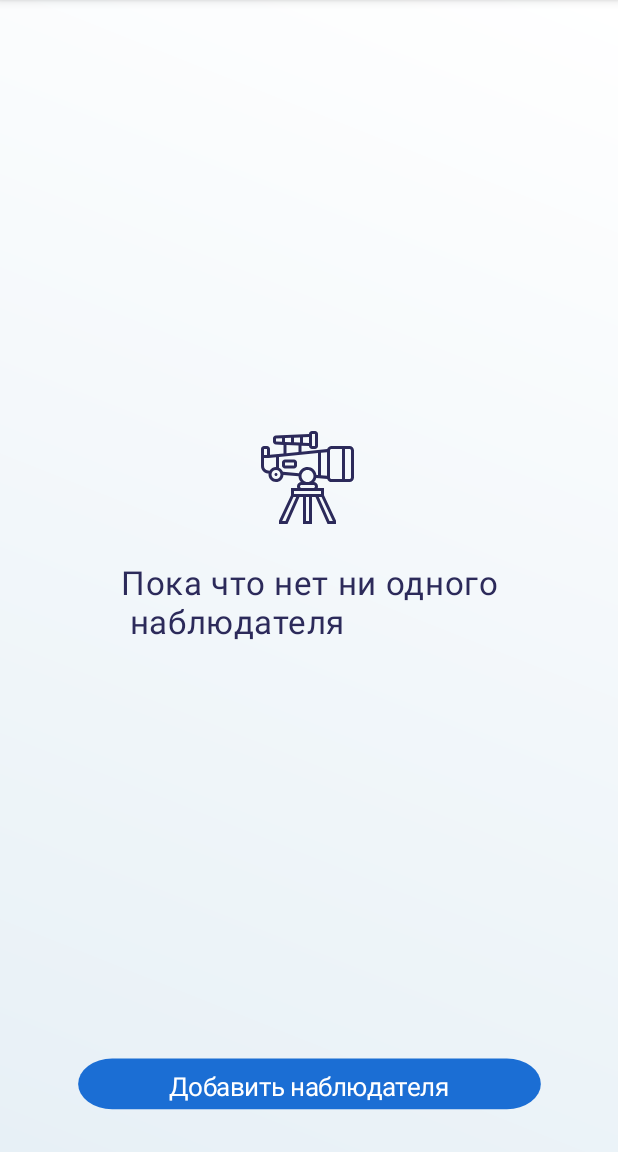
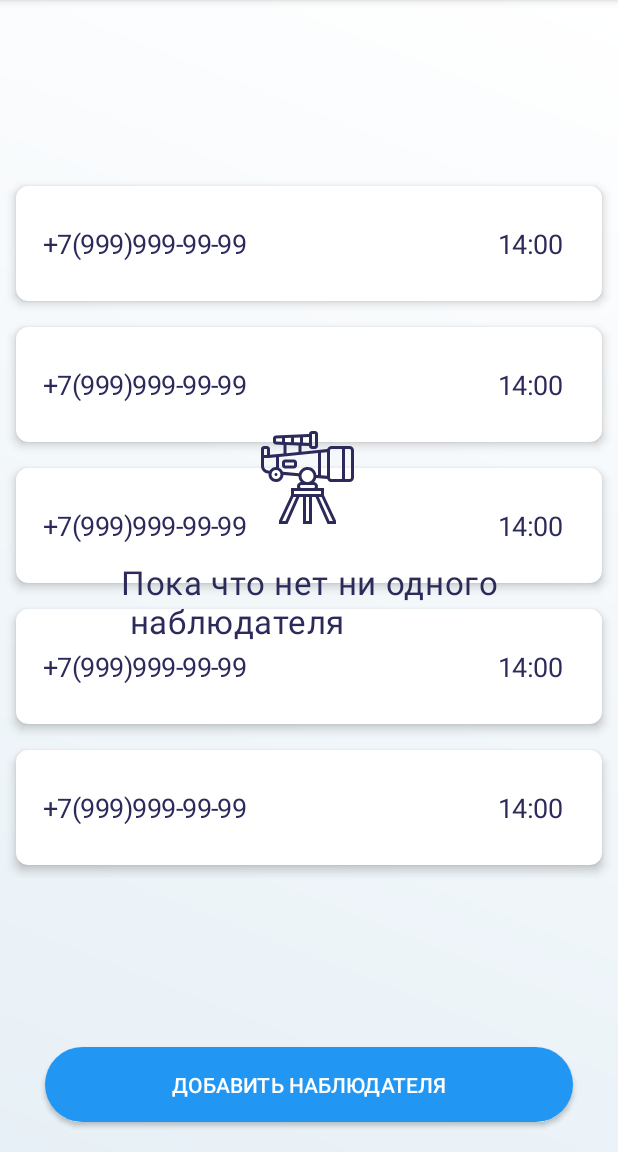
Before and after one commit to sorrow132/Skif.me, an Android app: the ActivityMenu screen opened directly, with no data from a screen before it, on a phone screen of 412 x 824 dp, the part 84-1236 px from its top. Run offline under Robolectric (Android 15) with nearby library versions, the phone set to English and light mode, and no system bars.

```diff
--- a/app/build.gradle
+++ b/app/build.gradle
@@ -27,6 +27,9 @@ android {
 dependencies {
     implementation 'ru.egslava:MaskedEditText:1.0.5'
 
+    //RecyclerView
+    implementation "com.android.support:recyclerview-v7:"
+
     //Material Design
     implementation 'com.google.android.material:material:1.3.0-alpha01'
 
--- a/app/src/main/java/yuresko/skifme/ActivityMenu.kt
+++ b/app/src/main/java/yuresko/skifme/ActivityMenu.kt
@@ -3,20 +3,42 @@ package yuresko.skifme
 import android.os.Bundle
 import android.view.LayoutInflater
 import android.view.View
+import android.widget.Button
 import android.widget.ImageView
 import android.widget.LinearLayout
 import androidx.appcompat.app.AppCompatActivity
+import androidx.recyclerview.widget.ItemTouchHelper
+import androidx.recyclerview.widget.LinearLayoutManager
+import androidx.recyclerview.widget.RecyclerView
 import com.google.android.material.bottomsheet.BottomSheetDialog
 import kotlinx.android.synthetic.main.bottom_sheet.*
 import yuresko.skifme.R
+import yuresko.skifme.adapter.ItemTouchCallback
+import yuresko.skifme.adapter.RecyclerAdapter
+import yuresko.skifme.repository.Repository
 
 class ActivityMenu : AppCompatActivity() {
-    private lateinit var button: ImageView
+    private lateinit var button: Button
+    private lateinit var recyclerView: RecyclerView
+
+    private val repo = Repository()
+    private var adapter = RecyclerAdapter()
 
     override fun onCreate(savedInstanceState: Bundle?) {
         super.onCreate(savedInstanceState)
         setContentView(R.layout.activity_main_menu)
-        button = findViewById(R.id.imageButton)
+        button = findViewById(R.id.buttonSaveMenu)
+        recyclerView = findViewById(R.id.recyclerView)
+
+        adapter.submitList(adapter.listOfItems)
+        recyclerView.layoutManager = LinearLayoutManager(this)
+        recyclerView.adapter = adapter
+        initSwipe()
+
+        val touchCallback: ItemTouchHelper.Callback = object : ItemTouchCallback(adapter) {
+        }
+        val touchHelper = ItemTouchHelper(touchCallback)
+        touchHelper.attachToRecyclerView(recyclerView)
 
         button.setOnClickListener {
             val bottomSheetDialog = BottomSheetDialog(this)
@@ -27,4 +49,24 @@ class ActivityMenu : AppCompatActivity() {
         }
     }
 
+
+    private fun initSwipe() {
+        ItemTouchHelper(object : ItemTouchHelper.SimpleCallback(0, ItemTouchHelper.LEFT) {
+            override fun onMove(
+                recyclerView: RecyclerView,
+                viewHolder: RecyclerView.ViewHolder,
+                target: RecyclerView.ViewHolder
+            ): Boolean {
+                adapter.submitList(
+                    adapter.onRowMoved(viewHolder.adapterPosition, target.adapterPosition)
+                )
+                return false
+            }
+
+            override fun onSwiped(viewHolder: RecyclerView.ViewHolder, direction: Int) {
+                adapter.listOfItems.removeAt(viewHolder.adapterPosition)
+            }
+        })
+    }
+
 }
--- a/app/src/main/java/yuresko/skifme/ActivityTwo.kt
+++ b/app/src/main/java/yuresko/skifme/ActivityTwo.kt
@@ -16,6 +16,8 @@ class ActivityTwo : AppCompatActivity() {
         maskedEditText = findViewById(R.id.phone_input)
         buttonNext = findViewById(R.id.imageView2)
 
+        buttonNext.alpha = 0.10f
+
         buttonNext.setOnClickListener {
             val intent = Intent(this, ActivityThree::class.java)
             startActivity(intent)
--- /dev/null
+++ b/app/src/main/java/yuresko/skifme/adapter/CustomViewHolder.kt
@@ -0,0 +1,25 @@
+package yuresko.skifme.adapter
+
+import android.view.LayoutInflater
+import android.view.ViewGroup
+import android.widget.TextView
+import androidx.recyclerview.widget.RecyclerView
+import yuresko.skifme.R
+import yuresko.skifme.repository.Item
+
+class CustomViewHolder(parent: ViewGroup) :
+    RecyclerView.ViewHolder(
+        LayoutInflater.from(parent.context).inflate(
+            R.layout.rv_item, parent, false
+        )
+    ) {
+
+    private var textViewNum: TextView? = itemView.findViewById(R.id.number)
+    private var textViewTime: TextView? = itemView.findViewById(R.id.time)
+
+    fun bind(item: Item) {
+        textViewNum?.text = item.number
+        textViewTime?.text = item.time
+    }
+
+}
--- /dev/null
+++ b/app/src/main/java/yuresko/skifme/adapter/DiffUtilCallback.kt
@@ -0,0 +1,14 @@
+package yuresko.skifme.adapter
+
+import androidx.recyclerview.widget.DiffUtil
+import yuresko.skifme.repository.Item
+
+class DiffUtilCallback : DiffUtil.ItemCallback<Item>() {
+    override fun areItemsTheSame(oldItem: Item, newItem: Item): Boolean {
+        return oldItem is Item && newItem is Item
+    }
+
+    override fun areContentsTheSame(oldItem: Item, newItem: Item): Boolean {
+        return oldItem == newItem
+    }
+}
--- /dev/null
+++ b/app/src/main/java/yuresko/skifme/adapter/ItemTouchHelperAdapter.kt
@@ -0,0 +1,8 @@
+package yuresko.skifme.adapter
+
+interface ItemTouchHelperAdapter {
+
+    fun onItemMove(fromPosition: Int, toPosition: Int): Boolean
+
+    fun onItemDismiss(position: Int)
+}
--- /dev/null
+++ b/app/src/main/java/yuresko/skifme/adapter/RecyclerAdapter.kt
@@ -0,0 +1,69 @@
+package yuresko.skifme.adapter
+
+import android.view.ViewGroup
+import androidx.recyclerview.widget.ListAdapter
+import androidx.recyclerview.widget.RecyclerView
+import yuresko.skifme.repository.Item
+import java.util.*
+
+class RecyclerAdapter : ListAdapter<Item, RecyclerView.ViewHolder>(DiffUtilCallback()),
+    ItemTouchHelperAdapter {
+
+    val listOfItems: MutableList<Item> =
+        mutableListOf(
+            Item(1, "+7(999)999-99-99", "14:00"),
+            Item(2, "+7(999)999-99-99", "14:00"),
+            Item(3, "+7(999)999-99-99", "14:00"),
+            Item(4, "+7(999)999-99-99", "14:00"),
+            Item(5, "+7(999)999-99-99", "14:00")
+        )
+
+    override fun onCreateViewHolder(parent: ViewGroup, viewType: Int): RecyclerView.ViewHolder {
+        return CustomViewHolder(parent)
+    }
+
+    override fun onBindViewHolder(holder: RecyclerView.ViewHolder, position: Int) {
+        if (holder is CustomViewHolder) {
+            holder.bind(getItem(position))
+        }
+    }
+
+    fun onRowMoved(fromPosition: Int, toPosition: Int): MutableList<Item> {
+        if (fromPosition < toPosition) {
+            for (i in fromPosition until toPosition) {
+                Collections.swap(listOfItems, i, i + 1)
+
+            }
+        } else {
+            for (i in fromPosition downTo toPosition + 1) {
+                Collections.swap(listOfItems, i, i - 1)
+            }
+        }
+        listOfItems[fromPosition].position = fromPosition
+        listOfItems[toPosition].position = toPosition
+        notifyItemMoved(fromPosition, toPosition)
+        return listOfItems
+    }
+
+    override fun onItemMove(fromPosition: Int, toPosition: Int): Boolean {
+        if (fromPosition < toPosition) {
+            for (i in fromPosition until toPosition) {
+                Collections.swap(listOfItems, i, i + 1)
+
+            }
+        } else {
+            for (i in fromPosition downTo toPosition + 1) {
+                Collections.swap(listOfItems, i, i - 1)
+            }
+        }
+        listOfItems[fromPosition].position = fromPosition
+        listOfItems[toPosition].position = toPosition
+        notifyItemMoved(fromPosition, toPosition)
+        return true
+    }
+
+    override fun onItemDismiss(position: Int) {
+        listOfItems.removeAt(position)
+        notifyItemRemoved(position)
+    }
+}
--- /dev/null
+++ b/app/src/main/java/yuresko/skifme/repository/Item.kt
@@ -0,0 +1,7 @@
+package yuresko.skifme.repository
+
+data class Item(
+    var position : Int,
+    val number: String,
+    val time: String
+)
--- /dev/null
+++ b/app/src/main/java/yuresko/skifme/repository/Repository.kt
@@ -0,0 +1,12 @@
+package yuresko.skifme.repository
+
+class Repository {
+    val listOfItems: MutableList<Item> =
+        mutableListOf(
+            Item(1, "+7(999)999-99-99", "14:00"),
+            Item(2, "+7(999)999-99-99", "14:00"),
+            Item(3, "+7(999)999-99-99", "14:00"),
+            Item(4, "+7(999)999-99-99", "14:00"),
+            Item(5, "+7(999)999-99-99", "14:00")
+        )
+}
--- /dev/null
+++ b/app/src/main/res/drawable/button_background.xml
@@ -0,0 +1,8 @@
+<?xml version="1.0" encoding="utf-8"?>
+<shape xmlns:android="http://schemas.android.com/apk/res/android"
+    android:shape="rectangle">
+
+    <solid android:color="@color/colorPrimary"/>
+    <corners android:radius="40dp"/>
+
+</shape>
--- a/app/src/main/res/layout/activity_main_menu.xml
+++ b/app/src/main/res/layout/activity_main_menu.xml
@@ -6,6 +6,20 @@
     android:layout_height="match_parent"
     android:background="@drawable/ic_background"
     tools:context=".ActivityMenu">
+
+    <androidx.recyclerview.widget.RecyclerView
+        android:id="@+id/recyclerView"
+        android:layout_width="wrap_content"
+        android:layout_height="wrap_content"
+        android:layout_marginTop="10dp"
+        android:layout_marginBottom="8dp"
+        app:layout_constraintBottom_toTopOf="@+id/buttonSaveMenu"
+        app:layout_constraintEnd_toEndOf="parent"
+        app:layout_constraintHorizontal_bias="0.0"
+        app:layout_constraintStart_toStartOf="parent"
+        app:layout_constraintTop_toTopOf="parent"
+        app:layout_goneMarginBottom="20dp"
+        tools:listitem="@layout/rv_item" />
 
     <ImageView
         android:id="@+id/imageView3"
@@ -29,29 +43,19 @@
         app:layout_constraintStart_toStartOf="parent"
         app:layout_constraintTop_toBottomOf="@+id/imageView3" />
 
-    <FrameLayout
-        android:layout_width="wrap_content"
-        android:layout_height="wrap_content"
+
+    <Button
+        android:id="@+id/buttonSaveMenu"
+        android:layout_width="match_parent"
+        android:layout_height="50dp"
+        android:layout_marginStart="30dp"
+        android:layout_marginEnd="30dp"
         android:layout_marginBottom="20dp"
+        android:background="@drawable/button_background"
+        android:text="@string/new_observer"
+        android:textColor="#FFFFFF"
         app:layout_constraintBottom_toBottomOf="parent"
         app:layout_constraintEnd_toEndOf="parent"
-        app:layout_constraintStart_toStartOf="parent">
-
-        <ImageView
-            android:id="@+id/imageButton"
-            android:layout_width="327dp"
-            android:layout_height="48dp"
-            android:background="@drawable/ic_rectangle_9"
-            app:layout_constraintBottom_toBottomOf="parent"
-            app:layout_constraintEnd_toEndOf="parent"
-            app:layout_constraintStart_toStartOf="parent" />
-
-        <TextView
-            android:layout_width="wrap_content"
-            android:layout_height="wrap_content"
-            android:layout_gravity="center"
-            android:text="@string/new_observer"
-            android:textAppearance="@style/addObserver" />
-    </FrameLayout>
+        app:layout_constraintStart_toStartOf="parent" />
 
 </androidx.constraintlayout.widget.ConstraintLayout>
--- a/app/src/main/res/layout/activity_two.xml
+++ b/app/src/main/res/layout/activity_two.xml
@@ -45,7 +45,6 @@
         android:layout_alignParentBottom="true"
         android:layout_marginEnd="24dp"
         android:layout_marginBottom="32dp"
-        android:alpha="0.2"
         android:background="@drawable/ic_circle_action"
         app:layout_constraintBottom_toBottomOf="parent"
         app:layout_constraintEnd_toEndOf="parent"
--- /dev/null
+++ b/app/src/main/res/layout/rv_item.xml
@@ -0,0 +1,43 @@
+<?xml version="1.0" encoding="utf-8"?>
+<androidx.cardview.widget.CardView xmlns:android="http://schemas.android.com/apk/res/android"
+    xmlns:cardView="http://schemas.android.com/apk/res-auto"
+    android:id="@+id/listCard"
+    android:layout_width="match_parent"
+    android:layout_height="wrap_content"
+    android:layout_marginStart="4dp"
+    android:layout_marginEnd="4dp"
+    cardView:cardCornerRadius="8dp"
+    cardView:cardElevation="4dp"
+    cardView:cardUseCompatPadding="true">
+
+    <LinearLayout
+        android:layout_width="match_parent"
+        android:layout_height="wrap_content"
+        android:layout_marginStart="18dp"
+        android:layout_marginTop="26dp"
+        android:layout_marginBottom="26dp"
+        android:orientation="horizontal">
+
+        <RelativeLayout
+            android:layout_width="wrap_content"
+            android:layout_height="wrap_content">
+
+            <TextView
+                android:id="@+id/number"
+                android:layout_width="match_parent"
+                android:layout_height="wrap_content"
+                android:text="+7(999)999-99-99"
+                android:textAppearance="@style/card_view_item_number" />
+
+            <TextView
+                android:id="@+id/time"
+                android:layout_width="wrap_content"
+                android:layout_height="wrap_content"
+                android:layout_marginRight="26dp"
+                android:text="14:00"
+                android:layout_alignParentRight="true"
+                android:textAppearance="@style/card_view_item_number" />
+        </RelativeLayout>
+    </LinearLayout>
+
+</androidx.cardview.widget.CardView>
--- a/app/src/main/res/values/strings.xml
+++ b/app/src/main/res/values/strings.xml
@@ -15,4 +15,5 @@
     <string name="bottom_sheet_phone_number">Номер телефона</string>
     <string name="bottom_sheet_new_obs">Новый наблюдатель</string>
     <string name="save">Сохранить</string>
+    <string name="save_btn">Сохранить</string>
 </resources>
--- a/app/src/main/res/values/styles.xml
+++ b/app/src/main/res/values/styles.xml
@@ -64,6 +64,12 @@
         <item name="android:textColor">#2C2A5A</item>
     </style>
 
+    <style name="bottom_sheet_number">
+        <item name="android:textSize">17sp</item>
+        <item name="android:letterSpacing">-0.02</item>
+        <item name="android:textColor">#2C2A5A</item>
+    </style>
+
     <style name="addObserver">
         <item name="android:textSize">17sp</item>
         <item name="android:letterSpacing">-0.02</item>
@@ -82,4 +88,10 @@
         <item name="android:textColor">#EB5757</item>
     </style>
 
+    <style name="card_view_item_number">
+        <item name="android:textSize">18sp</item>
+        <item name="android:letterSpacing">-0.02</item>
+        <item name="android:textColor">#2C2A5A</item>
+    </style>
+
 </resources>
```
Also changed, not shown: app/src/main/java/yuresko/skifme/adapter/ItemTouchCallback.kt (added, +28 -0 lines), app/src/main/res/layout/bottom_sheet.xml (+19 -19 lines).
